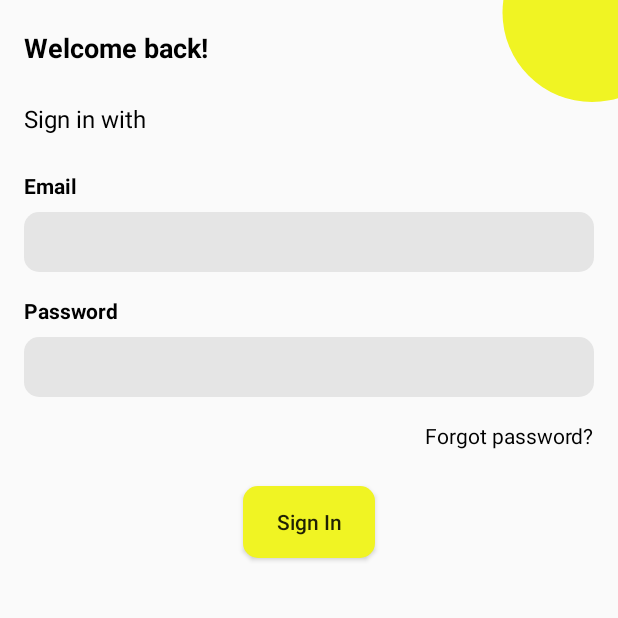
After one commit to Emuolanari/Fruit2you, an Android app: the LoginActivity screen opened directly, with no data from a screen before it, on a phone screen of 412 x 824 dp, the top half of it. The commit adds this screen. Run offline under Robolectric (Android 15) with nearby library versions, the phone set to English and light mode, and no system bars.

Commit message:
login page + firebase added

```diff
--- a/app/src/main/AndroidManifest.xml
+++ b/app/src/main/AndroidManifest.xml
@@ -1,6 +1,6 @@
 <?xml version="1.0" encoding="utf-8"?>
 <manifest xmlns:android="http://schemas.android.com/apk/res/android"
-    package="com.example.fruit2you">
+    package="com.app.fruit2you">
 
     <application
         android:allowBackup="true"
@@ -9,6 +9,7 @@
         android:roundIcon="@mipmap/ic_launcher_round"
         android:supportsRtl="true"
         android:theme="@style/AppTheme">
+        <activity android:name=".LoginActivity"/>
         <activity android:name=".RegisterActivity">
             <intent-filter>
                 <action android:name="android.intent.action.MAIN" />
@@ -16,6 +17,7 @@
                 <category android:name="android.intent.category.LAUNCHER" />
             </intent-filter>
         </activity>
+
         <meta-data
             android:name="preloaded_fonts"
             android:resource="@array/preloaded_fonts" />
--- /dev/null
+++ b/app/src/main/java/com/app/fruit2you/LoginActivity.kt
@@ -0,0 +1,12 @@
+package com.app.fruit2you
+
+import androidx.appcompat.app.AppCompatActivity
+import android.os.Bundle
+
+class LoginActivity : AppCompatActivity() {
+
+    override fun onCreate(savedInstanceState: Bundle?) {
+        super.onCreate(savedInstanceState)
+        setContentView(R.layout.activity_login)
+    }
+}
--- /dev/null
+++ b/app/src/main/res/drawable/circle.xml
@@ -0,0 +1,8 @@
+<?xml version="1.0" encoding="utf-8"?>
+<shape xmlns:android="http://schemas.android.com/apk/res/android" android:shape="oval">
+    <solid
+        android:color="#F0F423"/>
+    <size
+        android:width="120dp"
+        android:height="120dp"/>
+</shape>
--- /dev/null
+++ b/app/src/main/res/layout/activity_login.xml
@@ -0,0 +1,122 @@
+<?xml version="1.0" encoding="utf-8"?>
+<androidx.constraintlayout.widget.ConstraintLayout xmlns:android="http://schemas.android.com/apk/res/android"
+    xmlns:app="http://schemas.android.com/apk/res-auto"
+    xmlns:tools="http://schemas.android.com/tools"
+    android:layout_width="match_parent"
+    android:layout_height="match_parent"
+    tools:context=".LoginActivity">
+
+    <ImageView
+        android:id="@+id/imageView2"
+        android:layout_width="wrap_content"
+        android:layout_height="wrap_content"
+        android:layout_marginStart="196dp"
+        android:contentDescription="@string/design"
+        app:layout_constraintBottom_toTopOf="@+id/singInLabel"
+        app:layout_constraintStart_toEndOf="@+id/welcome"
+        app:srcCompat="@drawable/circle" />
+
+    <TextView
+        android:id="@+id/welcome"
+        android:layout_width="wrap_content"
+        android:layout_height="wrap_content"
+        android:layout_marginStart="16dp"
+        android:layout_marginTop="19dp"
+        android:text="@string/welcome_back"
+        android:textColor="#000000"
+        android:textSize="18sp"
+        android:textStyle="bold"
+        app:layout_constraintStart_toStartOf="parent"
+        app:layout_constraintTop_toTopOf="parent" />
+
+    <TextView
+        android:id="@+id/singInLabel"
+        android:layout_width="wrap_content"
+        android:layout_height="wrap_content"
+        android:layout_marginStart="16dp"
+        android:layout_marginTop="24dp"
+        android:text="@string/sign_in"
+        android:textColor="#000000"
+        android:textSize="16sp"
+        app:layout_constraintStart_toStartOf="parent"
+        app:layout_constraintTop_toBottomOf="@+id/welcome" />
+
+    <TextView
+        android:id="@+id/emailLabel"
+        android:layout_width="wrap_content"
+        android:layout_height="wrap_content"
+        android:layout_marginStart="16dp"
+        android:layout_marginTop="24dp"
+        android:text="@string/email"
+        android:labelFor="@+id/email"
+        android:textStyle="bold"
+        android:textColor="#000000"
+        app:layout_constraintStart_toStartOf="parent"
+        app:layout_constraintTop_toBottomOf="@+id/singInLabel" />
+
+    <EditText
+        android:id="@id/email"
+        android:layout_width="0dp"
+        android:layout_height="40dp"
+        android:layout_marginStart="16dp"
+        android:layout_marginTop="8dp"
+        android:layout_marginEnd="16dp"
+        android:background="@drawable/edittext"
+        android:ems="10"
+        android:inputType="textEmailAddress"
+        app:layout_constraintEnd_toEndOf="parent"
+        app:layout_constraintStart_toStartOf="parent"
+        app:layout_constraintTop_toBottomOf="@+id/emailLabel"
+        android:autofillHints="" />
+
+    <TextView
+        android:id="@+id/passwordLabel"
+        android:layout_width="wrap_content"
+        android:layout_height="wrap_content"
+        android:layout_marginStart="16dp"
+        android:layout_marginTop="16dp"
+        android:text="@string/password"
+        android:textColor="#000000"
+        android:labelFor="@+id/password"
+        android:textStyle="bold"
+        app:layout_constraintStart_toStartOf="parent"
+        app:layout_constraintTop_toBottomOf="@+id/email" />
+
+    <EditText
+        android:id="@id/password"
+        android:layout_width="0dp"
+        android:layout_height="40dp"
+        android:layout_marginStart="16dp"
+        android:layout_marginTop="8dp"
+        android:layout_marginEnd="16dp"
+        android:background="@drawable/edittext"
+        android:ems="10"
+        android:inputType="textPassword"
+        app:layout_constraintEnd_toEndOf="parent"
+        app:layout_constraintStart_toStartOf="parent"
+        app:layout_constraintTop_toBottomOf="@+id/passwordLabel"
+        android:importantForAutofill="no" />
+
+    <TextView
+        android:id="@+id/forgot"
+        android:layout_width="wrap_content"
+        android:layout_height="wrap_content"
+        android:layout_marginTop="16dp"
+        android:layout_marginEnd="16dp"
+        android:text="@string/forgot_password"
+        android:textColor="#000000"
+        app:layout_constraintEnd_toEndOf="parent"
+        app:layout_constraintTop_toBottomOf="@+id/password" />
+
+    <Button
+        android:id="@+id/signin"
+        android:layout_width="wrap_content"
+        android:layout_height="wrap_content"
+        android:layout_marginTop="24dp"
+        android:text="@string/signinbtn"
+        android:textAllCaps="false"
+        android:background="@drawable/button"
+        app:layout_constraintEnd_toEndOf="parent"
+        app:layout_constraintStart_toStartOf="parent"
+        app:layout_constraintTop_toBottomOf="@+id/forgot" />
+</androidx.constraintlayout.widget.ConstraintLayout>
--- a/app/src/main/res/values/colors.xml
+++ b/app/src/main/res/values/colors.xml
@@ -1,6 +1,6 @@
 <?xml version="1.0" encoding="utf-8"?>
 <resources>
     <color name="colorPrimary">#6200EE</color>
-    <color name="colorPrimaryDark">#3700B3</color>
+    <color name="colorPrimaryDark">#FAFAFA</color>
     <color name="colorAccent">#03DAC5</color>
 </resources>
--- a/app/src/main/res/values/strings.xml
+++ b/app/src/main/res/values/strings.xml
@@ -3,10 +3,15 @@
     <string name="welcome_to_our_shopping_platform">Welcome to Fruit2you</string>
     <string name="sign_up_to_our_shopping_platform">Sign up to our shopping platform</string>
     <string name="sign_up">Sign Up</string>
+    <string name="sign_in">Sign in with</string>
     <string name="full_name">Full Name</string>
     <string name="phone_number">Phone Number</string>
     <string name="email">Email</string>
+    <string name="signinbtn">Sign In</string>
     <string name="password">Password</string>
     <string name="login_here">Login here</string>
+    <string name="forgot_password">Forgot password?</string>
     <string name="have_account">Already have an account?</string>
+    <string name="welcome_back">Welcome back!</string>
+    <string name="design">header image</string>
 </resources>
--- a/build.gradle
+++ b/build.gradle
@@ -8,8 +8,9 @@ buildscript {
 
     }
     dependencies {
-        classpath 'com.android.tools.build:gradle:3.6.2'
+        classpath 'com.android.tools.build:gradle:3.6.3'
         classpath "org.jetbrains.kotlin:kotlin-gradle-plugin:$kotlin_version"
+        classpath 'com.google.gms:google-services:4.3.3'
 
         // NOTE: Do not place your application dependencies here; they belong
         // in the individual module build.gradle files
```
Also changed, not shown: app/build.gradle (+5 -2 lines), app/src/main/java/com/app/fruit2you/RegisterActivity.kt (renamed from app/src/main/java/com/example/fruit2you/RegisterActivity.kt, +7 -5 lines), app/src/main/res/layout/activity_register.xml (+10 -0 lines), 5 other files.
